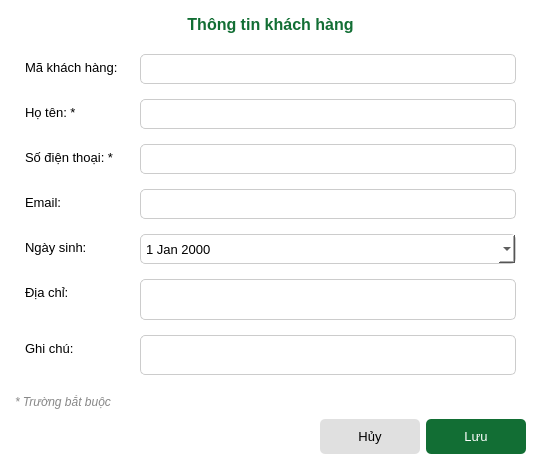
Old version of the form ui/dialogs/customer_dialog.ui in the repository DucSunIT/btl_python_eaut.
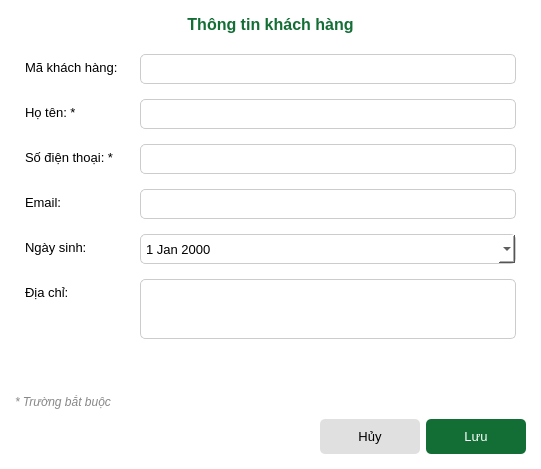
New version of the form.

Diff of the .ui file:
```diff
--- a/ui/dialogs/customer_dialog.ui
+++ b/ui/dialogs/customer_dialog.ui
@@ -311,40 +311,6 @@
         </property>
        </widget>
       </item>
-      <item row="6" column="0">
-       <widget class="QLabel" name="lbl_ghi_chu">
-        <property name="font">
-         <font>
-          <family>Arial</family>
-          <pointsize>10</pointsize>
-         </font>
-        </property>
-        <property name="text">
-         <string>Ghi chú:</string>
-        </property>
-       </widget>
-      </item>
-      <item row="6" column="1">
-       <widget class="QPlainTextEdit" name="txt_ghi_chu">
-        <property name="maximumSize">
-         <size>
-          <width>16777215</width>
-          <height>60</height>
-         </size>
-        </property>
-        <property name="font">
-         <font>
-          <family>Arial</family>
-          <pointsize>10</pointsize>
-         </font>
-        </property>
-        <property name="styleSheet">
-         <string notr="true">border: 1px solid #ccc;
-border-radius: 5px;
-padding: 3px;</string>
-        </property>
-       </widget>
-      </item>
      </layout>
     </widget>
    </item>
```
